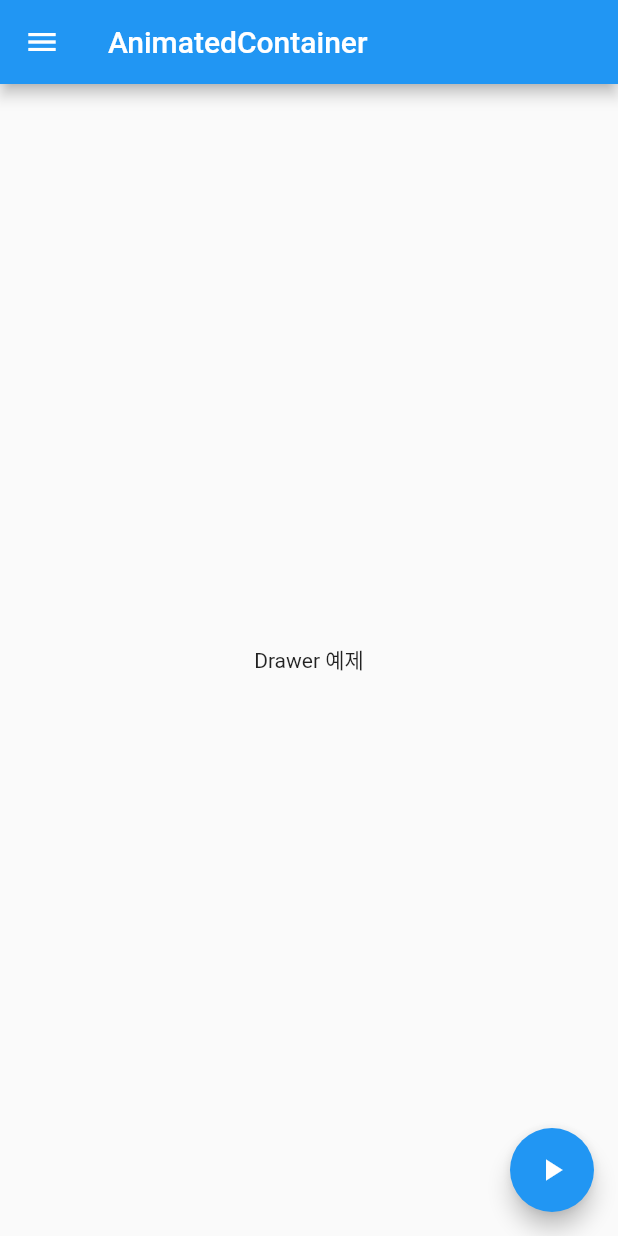
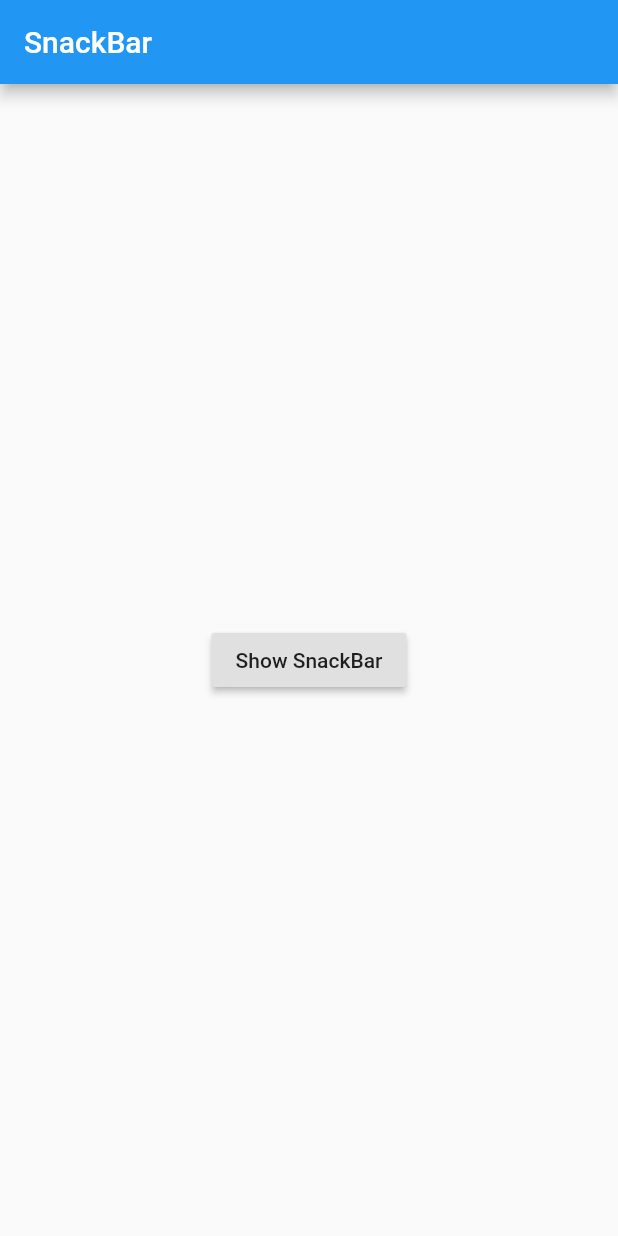
Before and after one commit to dlqh406/flutter_intermediate, a Flutter app: the screen it shows after launch, on a phone screen of 412 x 824 dp. Run offline on Flutter 3.47's test engine with Material 2 defaults, Android fonts, the phone set to English and light mode, and no system bars.

Commit message:
snackBar:  아래로 팝업 올라오는 애니메이션 구현

```diff
--- a/lib/home_page.dart
+++ b/lib/home_page.dart
@@ -1,64 +1,28 @@
 import 'dart:math';
-
 import 'package:flutter/material.dart';
-
 class HomePage extends StatefulWidget {
 
   @override
   _HomePageState createState() => _HomePageState();
 }
-
 class _HomePageState extends State<HomePage> {
-  bool _visible  = true;
   @override
   Widget build(BuildContext context) {
     return Scaffold(
-      drawer: Drawer(
-          child: ListView(
-            //위에 까지 전부 채워주는 소스
-            padding: EdgeInsets.zero,
-              children: [
-                DrawerHeader(
-                  child:  Text('Header'),
-                  decoration: BoxDecoration(
-                    color: Colors.amber
-                  ),
-                ),
-                ListTile(
-                  title: Text('Item1'),
-                  onTap: (){
-                    // title을 눌렀을 때 실행될 코드를 여기에 작성
-                    Navigator.pop(context);
-                  },
-                ),
-                ListTile(
-                  title: Text('Item1'),
-                  onTap: (){
-                    Navigator.pop(context);
-                  },
-                ),
-                ListTile(
-                  title: Text('Item1'),
-                  onTap: (){
-                    Navigator.pop(context);
-                  },
-                ),
-              ],
-      ),
-      ),
       appBar: AppBar(
-        title: Text('AnimatedContainer'),
-      ),
-      body: Center(
-        child: Text("Drawer 예제"),
-      ),
-      floatingActionButton: FloatingActionButton(
-        onPressed: (){
-          setState(() {
-            _visible = ! _visible;
-          });},
-        child: Icon(Icons.play_arrow),
-
+        title: Text('SnackBar')),
+      body: Builder(
+        builder: (context)=> Center(
+          child: RaisedButton(onPressed: (){
+            final snackBar0 = SnackBar(
+              content: Text('메일이 삭제되었습니다'),
+              action: SnackBarAction(label: '취소', onPressed:(){
+              //눌렀을때 처리 코드
+              }),
+            );
+            Scaffold.of(context).showSnackBar(snackBar0);
+          }, child: Text('Show SnackBar'),),
+        ),
       ),
     );
   }
```
